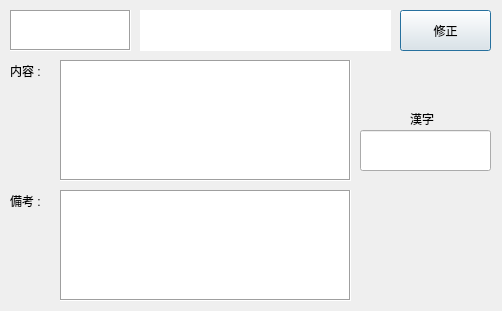
This is FolygonDic Pc/modify_kotoba.ui in zolotayautka/FolygonDic as Qt 5 draws it before an edit. The edited form follows.
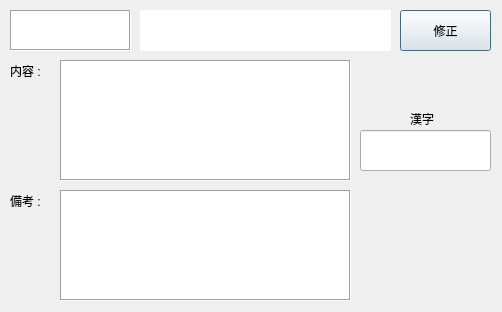
This is the edited form. Icons and pictures are not drawn.

Diff of the .ui file:
```diff
--- a/FolygonDic Pc/modify_kotoba.ui
+++ b/FolygonDic Pc/modify_kotoba.ui
@@ -7,7 +7,7 @@
     <x>0</x>
     <y>0</y>
     <width>502</width>
-    <height>311</height>
+    <height>312</height>
    </rect>
   </property>
   <property name="windowTitle">
```
